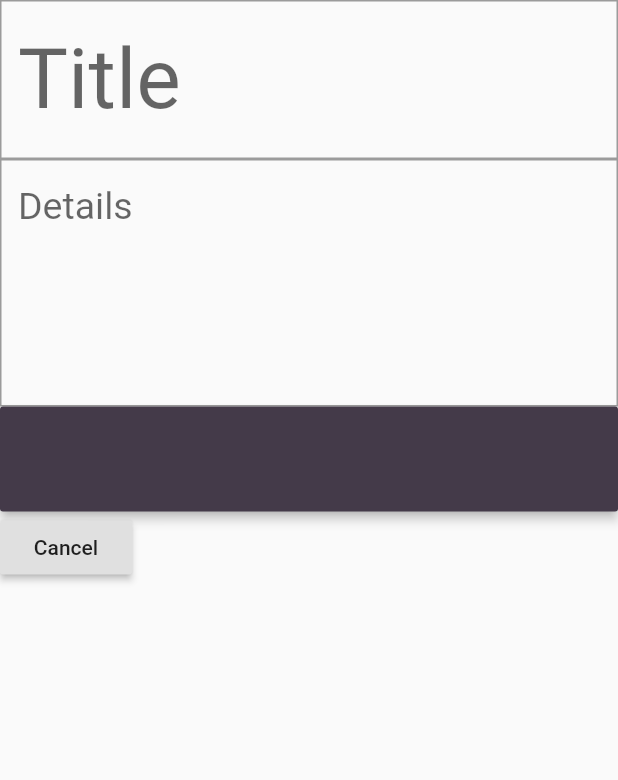
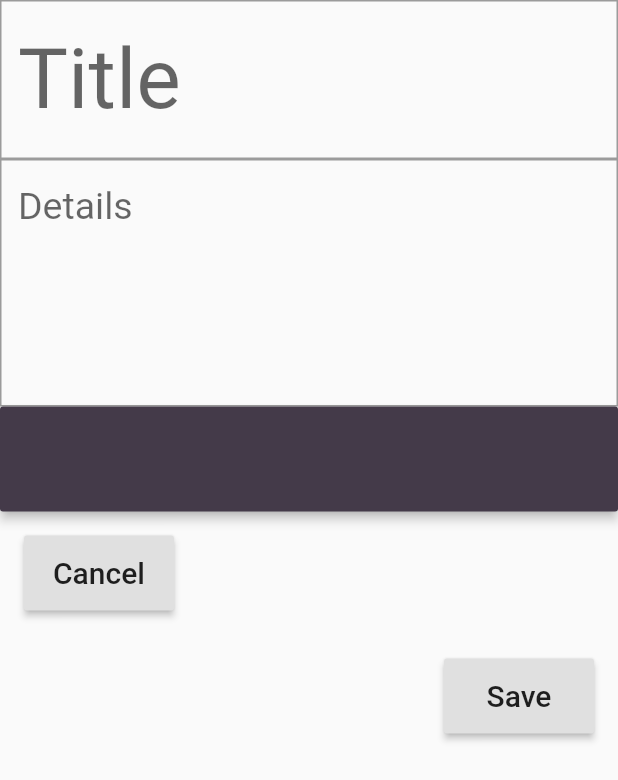
Before and after one commit to Batman08/Timetable, a Flutter app: the screen it shows after launch, after a tap on the "add" icon, on a phone screen of 412 x 824 dp. Shown: the top 780 px of the screen. Run offline on Flutter 3.47's test engine with Material 2 defaults, Android fonts, the phone set to English and light mode, and no system bars; our stand-ins replace flutter_colorpicker.

Commit message:
adding save button, but it's not working how it should at the moment

```diff
--- a/lib/Pages/EditingPageV2.dart
+++ b/lib/Pages/EditingPageV2.dart
@@ -2,12 +2,12 @@ import 'package:flutter/material.dart';
 import 'package:flutter_colorpicker/flutter_colorpicker.dart';
 import 'package:flutter_colorpicker/material_picker.dart';
 
-class TextFields extends StatefulWidget {
+class EditingPage extends StatefulWidget {
   @override
-  State createState() => new TextFieldState();
+  State createState() => new EditingPageState();
 }
 
-class TextFieldState extends State<TextFields> {
+class EditingPageState extends State<EditingPage> {
   Color currentColor = Color(0xff443a49);
 
   ValueChanged<Color> onColorChanged;
@@ -33,26 +33,68 @@ class TextFieldState extends State<TextFields> {
               children: <Widget>[
                 titleField(context),
                 descriptionField(context),
-                subjectColor(context),
-                new Column(
-                  mainAxisAlignment: MainAxisAlignment.start,
-                  crossAxisAlignment: CrossAxisAlignment.start,
-                  verticalDirection: VerticalDirection.up,
-                  children: <Widget>[
-                    new RaisedButton(
-                      child: Text("Cancel"),
-                      onPressed: () {
-                        Navigator.pop(context); //need to separate method
-                      },
-                    )
-                  ],
-                )
+                subjectColorButton(context),
+                cancelButtonPadding(context),
+                saveButtonPadding(context)
               ],
             ),
           ),
         ),
       ),
     );
+  }
+
+  Padding cancelButtonPadding(BuildContext context) {
+    return Padding(
+        padding: EdgeInsets.all(16.0),
+        child: Column(
+          mainAxisAlignment: MainAxisAlignment.start,
+          crossAxisAlignment: CrossAxisAlignment.start,
+          //verticalDirection: VerticalDirection.down,
+          children: <Widget>[cancelRaisedButton(context)],
+        )
+        );
+  }
+
+  SizedBox cancelRaisedButton(BuildContext context) {
+    return new SizedBox(
+        width: 100.0,
+        height: 50.0,
+        child: new RaisedButton(
+          child: Text(
+            "Cancel",
+            style: new TextStyle(fontSize: 20.0),
+          ),
+          onPressed: () {
+            Navigator.pop(context); //need to separate method
+          },
+        ));
+  }
+
+  Padding saveButtonPadding(BuildContext context) {
+    return Padding(
+        padding: EdgeInsets.all(16.0),
+        child: Column(
+          mainAxisAlignment: MainAxisAlignment.end,
+          crossAxisAlignment: CrossAxisAlignment.end,
+          //verticalDirection: VerticalDirection.down,
+          children: <Widget>[saveRaisedButton(context)],
+        ));
+  }
+
+  SizedBox saveRaisedButton(BuildContext context) {
+    return new SizedBox(
+        width: 100.0,
+        height: 50.0,
+        child: new RaisedButton(
+          child: Text(
+            "Save",
+            style: new TextStyle(fontSize: 20.0),
+          ),
+          onPressed: () {
+            Navigator.pop(context); //need to separate method
+          },
+        ));
   }
 
   TextField titleField(BuildContext context) {
@@ -79,7 +121,7 @@ class TextFieldState extends State<TextFields> {
     );
   }
 
-  ButtonTheme subjectColor(BuildContext context) {
+  ButtonTheme subjectColorButton(BuildContext context) {
     return new ButtonTheme(
         minWidth: 200.0,
         height: 70.0,
@@ -94,6 +136,14 @@ class TextFieldState extends State<TextFields> {
             showDialog(
               context: context,
               builder: (BuildContext context) {
+                return colorPalette();
+              },
+            );
+          },
+        ));
+  }
+
+  AlertDialog colorPalette() {
     return AlertDialog(
       titlePadding: EdgeInsets.all(8.0),
       contentPadding: EdgeInsets.all(8.0),
@@ -107,9 +157,5 @@ class TextFieldState extends State<TextFields> {
         ),
       ),
     );
-              },
-            );
-          },
-        ));
   }
 }
--- a/lib/main.dart
+++ b/lib/main.dart
@@ -13,6 +13,6 @@ void main() {
          "/HomePage": (BuildContext context) => new HomePage(),
 
         //Editing Page
-        "/EditingPage": (BuildContext context) => new TextFields(),
+        "/EditingPage": (BuildContext context) => new EditingPage(),
       }));
 }
```
Lines whose indentation alone changed are shown as unchanged.
